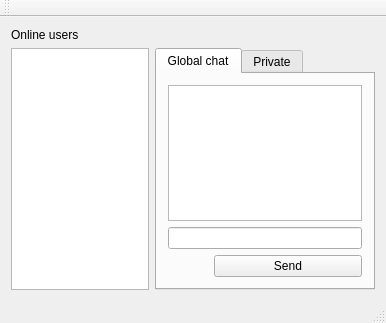
First picture: the form in QtClient/mainwindow.ui, repository LisGein/LinuxCppLessons, before the edit.
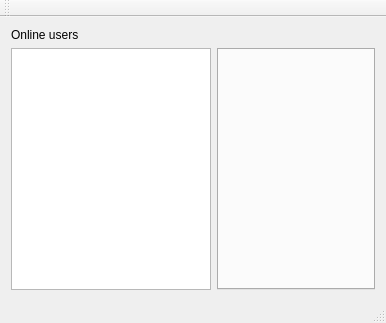
Second picture: the form after the edit.

```diff
--- a/QtClient/mainwindow.ui
+++ b/QtClient/mainwindow.ui
@@ -40,59 +40,6 @@
       <property name="currentIndex">
        <number>0</number>
       </property>
-      <widget class="QWidget" name="colum">
-       <attribute name="title">
-        <string>Global chat</string>
-       </attribute>
-       <layout class="QGridLayout" name="gridLayout">
-        <item row="0" column="0">
-         <layout class="QFormLayout" name="formLayout">
-          <item row="0" column="0" colspan="2">
-           <layout class="QVBoxLayout" name="verticalLayout">
-            <item>
-             <widget class="QTextEdit" name="out_text">
-              <property name="readOnly">
-               <bool>true</bool>
-              </property>
-             </widget>
-            </item>
-            <item>
-             <widget class="QLineEdit" name="in_text"/>
-            </item>
-           </layout>
-          </item>
-          <item row="1" column="1">
-           <widget class="QPushButton" name="send">
-            <property name="text">
-             <string>Send</string>
-            </property>
-           </widget>
-          </item>
-          <item row="1" column="0">
-           <spacer name="horizontalSpacer">
-            <property name="orientation">
-             <enum>Qt::Horizontal</enum>
-            </property>
-            <property name="sizeHint" stdset="0">
-             <size>
-              <width>40</width>
-              <height>20</height>
-             </size>
-            </property>
-           </spacer>
-          </item>
-         </layout>
-        </item>
-       </layout>
-      </widget>
-      <widget class="QWidget" name="tab_2">
-       <property name="enabled">
-        <bool>true</bool>
-       </property>
-       <attribute name="title">
-        <string>Private</string>
-       </attribute>
-      </widget>
      </widget>
     </item>
    </layout>
```
Left out of the diff: 2 changed lines with no effect on the pictures.
